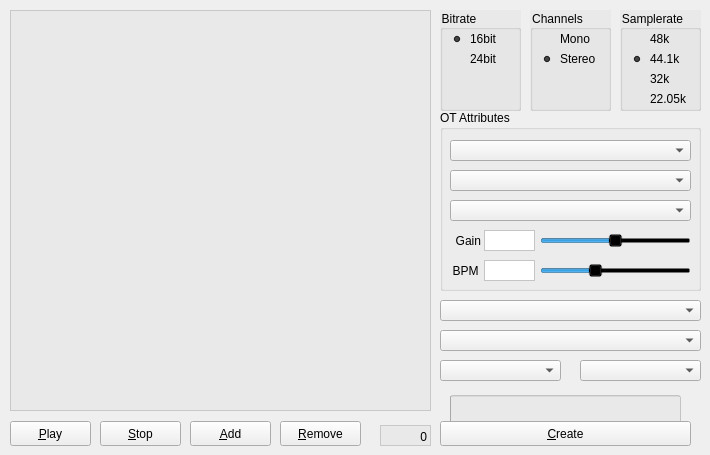
KaiDrange/OctaChainer, file tabmegabreakwidget.ui: the form before one commit.
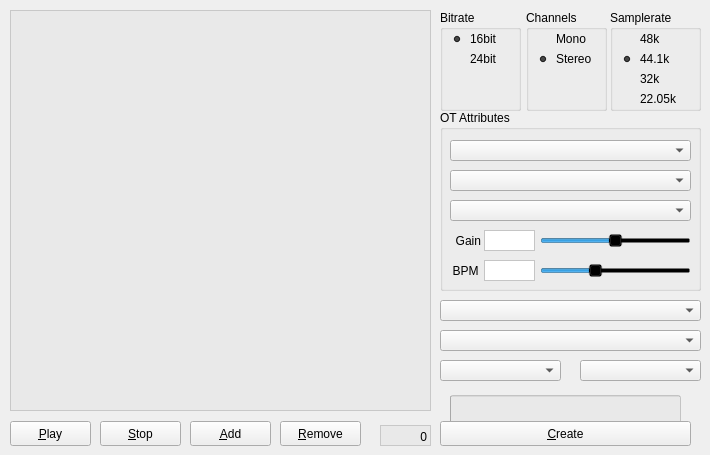
The form after the commit.

Commit message:
Remove all remaining QGroupBox style sheets
This makes them all look like standard group boxes.

The edit to the form file:
```diff
--- a/tabmegabreakwidget.ui
+++ b/tabmegabreakwidget.ui
@@ -71,9 +71,6 @@
      <height>101</height>
     </rect>
    </property>
-   <property name="styleSheet">
-    <string notr="true">background-color: rgba(230, 230, 230, 150);</string>
-   </property>
    <property name="title">
     <string>Bitrate</string>
    </property>
@@ -396,15 +393,12 @@
   <widget class="QGroupBox" name="groupBox_2">
    <property name="geometry">
     <rect>
-     <x>530</x>
+     <x>526</x>
      <y>10</y>
      <width>81</width>
      <height>101</height>
     </rect>
    </property>
-   <property name="styleSheet">
-    <string notr="true">background-color: rgba(230, 230, 230, 150);</string>
-   </property>
    <property name="title">
     <string>Channels</string>
    </property>
@@ -447,15 +441,12 @@
   <widget class="QGroupBox" name="groupBox_3">
    <property name="geometry">
     <rect>
-     <x>620</x>
+     <x>610</x>
      <y>10</y>
-     <width>81</width>
+     <width>91</width>
      <height>101</height>
     </rect>
    </property>
-   <property name="styleSheet">
-    <string notr="true">background-color: rgba(230, 230, 230, 150);</string>
-   </property>
    <property name="title">
     <string>Samplerate</string>
    </property>
@@ -499,7 +490,7 @@
      <rect>
       <x>10</x>
       <y>80</y>
-      <width>61</width>
+      <width>71</width>
       <height>18</height>
      </rect>
     </property>
```
The commit also changes 3 other files.
